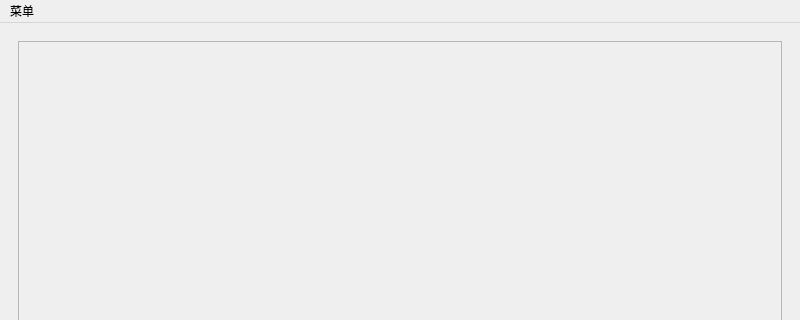
Above: ui/MainWindow.ui from alonelysnake/BUAA-python-Online-question-bank-platform before the change; both pictures show x 0 to 800 and y 0 to 320 of the 800 by 600 pixel window. Below: the same form after it.
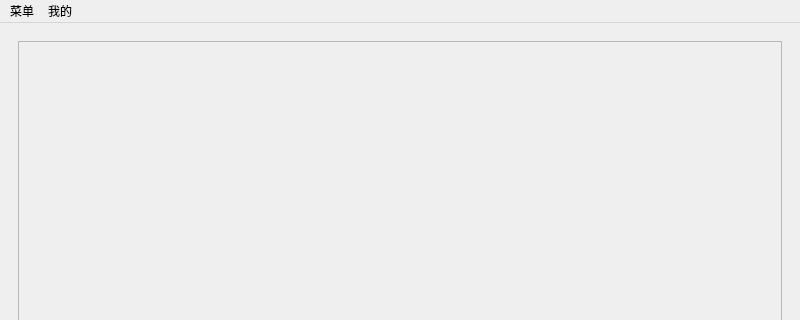
That is the form after the change. Custom widgets are drawn as their Qt base class.

Patch:
```diff
--- a/ui/MainWindow.ui
+++ b/ui/MainWindow.ui
@@ -71,7 +71,15 @@
     <addaction name="selfTestButton"/>
     <addaction name="actionclose"/>
    </widget>
+   <widget class="QMenu" name="menu_2">
+    <property name="title">
+     <string>我的</string>
+    </property>
+    <addaction name="registerButton"/>
+    <addaction name="loginButton"/>
+   </widget>
    <addaction name="menu"/>
+   <addaction name="menu_2"/>
   </widget>
   <action name="addQuestionButton">
    <property name="checkable">
```
Left out of the diff: 10 changed lines with no effect on the pictures.
